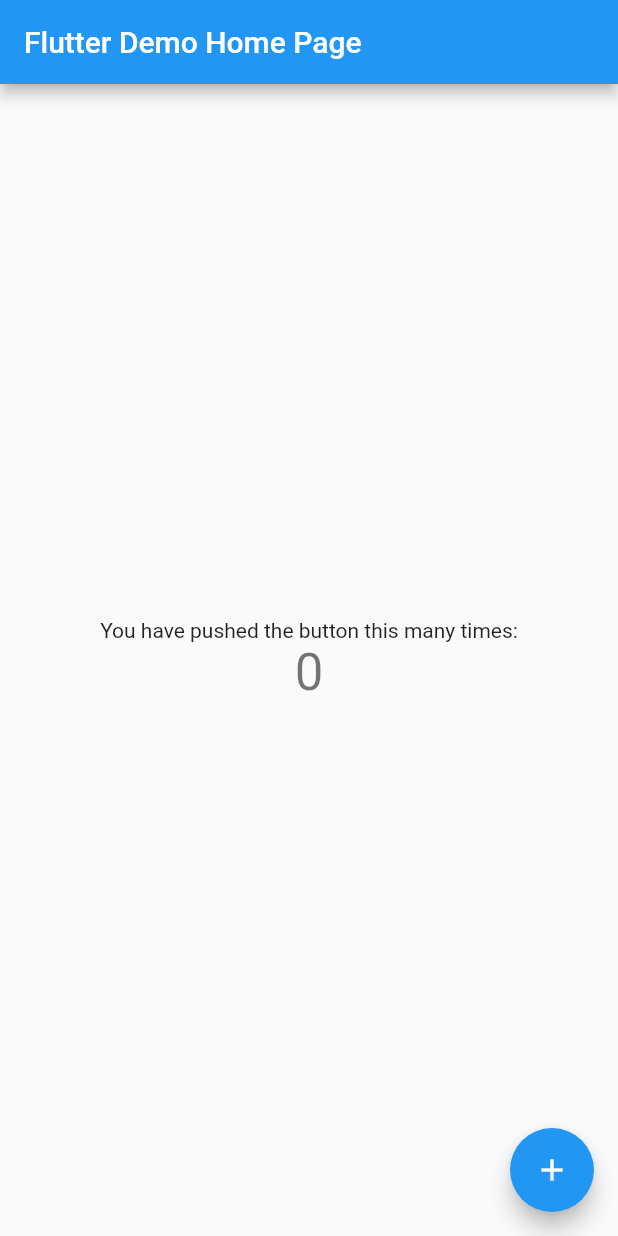
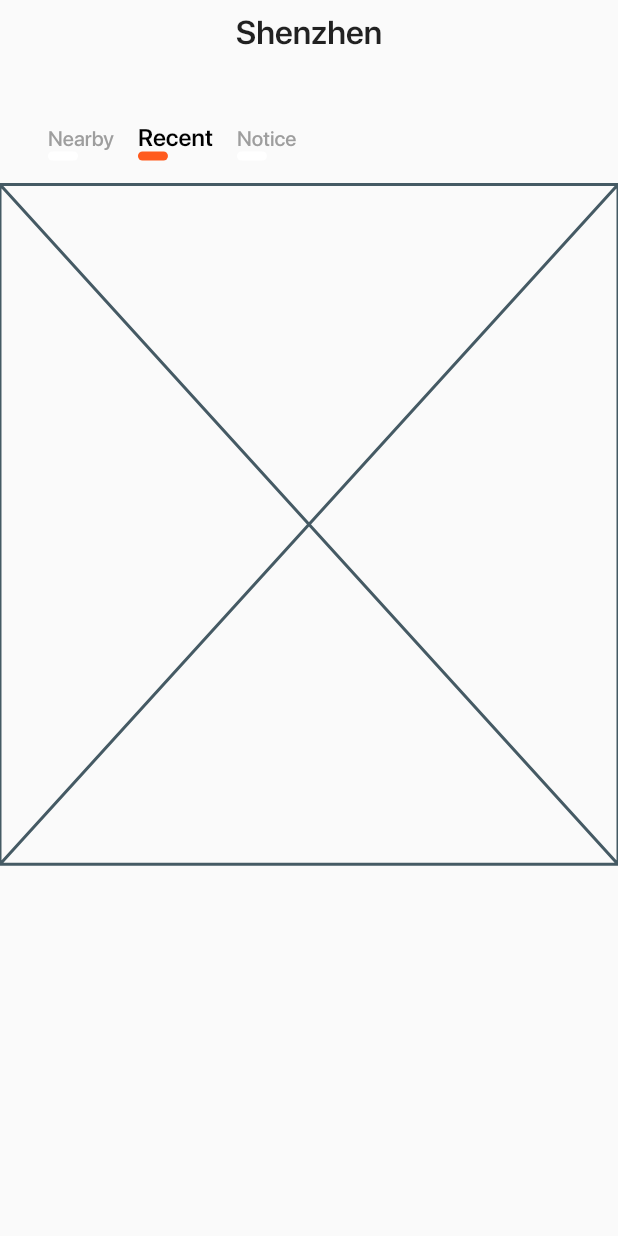
Before and after one commit to beygee/flutter_ui_challenge_ticket, a Flutter app: the screen it shows after launch, on a phone screen of 412 x 824 dp. Run offline on Flutter 3.47's test engine with Material 2 defaults, Android fonts, the phone set to English and light mode, and no system bars; project files that could hold a hidden picture were left out.

Commit message:
플레이스 홀더 구축

```diff
--- /dev/null
+++ b/lib/home_page.dart
@@ -0,0 +1,43 @@
+import 'package:flutter/material.dart';
+import 'package:ui_challenge_ticket/sliding_cards_view.dart';
+import 'package:ui_challenge_ticket/tabs.dart';
+
+class HomePage extends StatelessWidget {
+  @override
+  Widget build(BuildContext context) {
+    return Scaffold(
+      body: Stack(
+        children: <Widget>[
+          SafeArea(
+            child: Column(
+              children: <Widget>[
+                SizedBox(height: 8),
+                Header(),
+                SizedBox(height: 40),
+                Tabs(),
+                SizedBox(height: 8),
+                SlidingCardsView(),
+              ],
+            ),
+          )
+        ],
+      ),
+    );
+  }
+}
+
+class Header extends StatelessWidget {
+  @override
+  Widget build(BuildContext context) {
+    return Padding(
+      padding: const EdgeInsets.symmetric(horizontal: 32),
+      child: Text(
+        'Shenzhen',
+        style: TextStyle(
+          fontSize: 22,
+          fontWeight: FontWeight.w600,
+        ),
+      ),
+    );
+  }
+}
--- a/lib/main.dart
+++ b/lib/main.dart
@@ -1,4 +1,5 @@
 import 'package:flutter/material.dart';
+import 'package:ui_challenge_ticket/home_page.dart';
 
 void main() {
   runApp(MyApp());
@@ -9,59 +10,9 @@ class MyApp extends StatelessWidget {
   @override
   Widget build(BuildContext context) {
     return MaterialApp(
-      title: 'Flutter Demo',
-      theme: ThemeData(
-        primarySwatch: Colors.blue,
-        visualDensity: VisualDensity.adaptivePlatformDensity,
-      ),
-      home: MyHomePage(title: 'Flutter Demo Home Page'),
+      title: 'Ticket UI Challenge',
+      theme: ThemeData(fontFamily: 'SF Pro Display'),
+      home: HomePage(),
     );
   }
 }
-
-class MyHomePage extends StatefulWidget {
-  MyHomePage({Key key, this.title}) : super(key: key);
-
-  final String title;
-
-  @override
-  _MyHomePageState createState() => _MyHomePageState();
-}
-
-class _MyHomePageState extends State<MyHomePage> {
-  int _counter = 0;
-
-  void _incrementCounter() {
-    setState(() {
-      _counter++;
-    });
-  }
-
-  @override
-  Widget build(BuildContext context) {
-    return Scaffold(
-      appBar: AppBar(
-        title: Text(widget.title),
-      ),
-      body: Center(
-        child: Column(
-          mainAxisAlignment: MainAxisAlignment.center,
-          children: <Widget>[
-            Text(
-              'You have pushed the button this many times:',
-            ),
-            Text(
-              '$_counter',
-              style: Theme.of(context).textTheme.headline4,
-            ),
-          ],
-        ),
-      ),
-      floatingActionButton: FloatingActionButton(
-        onPressed: _incrementCounter,
-        tooltip: 'Increment',
-        child: Icon(Icons.add),
-      ),
-    );
-  }
-}
--- a/lib/sliding_cards_view.dart
+++ b/lib/sliding_cards_view.dart
@@ -0,0 +1,16 @@
+import 'package:flutter/material.dart';
+
+class SlidingCardsView extends StatefulWidget {
+  @override
+  _SlidingCardsViewState createState() => _SlidingCardsViewState();
+}
+
+class _SlidingCardsViewState extends State<SlidingCardsView> {
+  @override
+  Widget build(BuildContext context) {
+    return Placeholder(
+      fallbackWidth: double.infinity,
+      fallbackHeight: MediaQuery.of(context).size.height * 0.55,
+    );
+  }
+}
--- /dev/null
+++ b/lib/tabs.dart
@@ -0,0 +1,52 @@
+import 'package:flutter/material.dart';
+
+class Tabs extends StatelessWidget {
+  @override
+  Widget build(BuildContext context) {
+    return Row(
+      crossAxisAlignment: CrossAxisAlignment.end,
+      children: <Widget>[
+        SizedBox(width: 24),
+        MyTab(text: 'Nearby', isSelected: false),
+        MyTab(text: 'Recent', isSelected: true),
+        MyTab(text: 'Notice', isSelected: false),
+      ],
+    );
+  }
+}
+
+class MyTab extends StatelessWidget {
+  final String text;
+  final bool isSelected;
+
+  const MyTab({Key key, @required this.isSelected, @required this.text})
+      : super(key: key);
+
+  @override
+  Widget build(BuildContext context) {
+    return Padding(
+      padding: const EdgeInsets.all(8.0),
+      child: Column(
+        crossAxisAlignment: CrossAxisAlignment.start,
+        children: <Widget>[
+          Text(
+            text,
+            style: TextStyle(
+              fontSize: isSelected ? 16 : 14,
+              color: isSelected ? Colors.black : Colors.grey,
+              fontWeight: isSelected ? FontWeight.w600 : FontWeight.w500,
+            ),
+          ),
+          Container(
+            height: 6,
+            width: 20,
+            decoration: BoxDecoration(
+              borderRadius: BorderRadius.circular(4),
+              color: isSelected ? Color(0xFFFF5A1D) : Colors.white,
+            ),
+          )
+        ],
+      ),
+    );
+  }
+}
```
